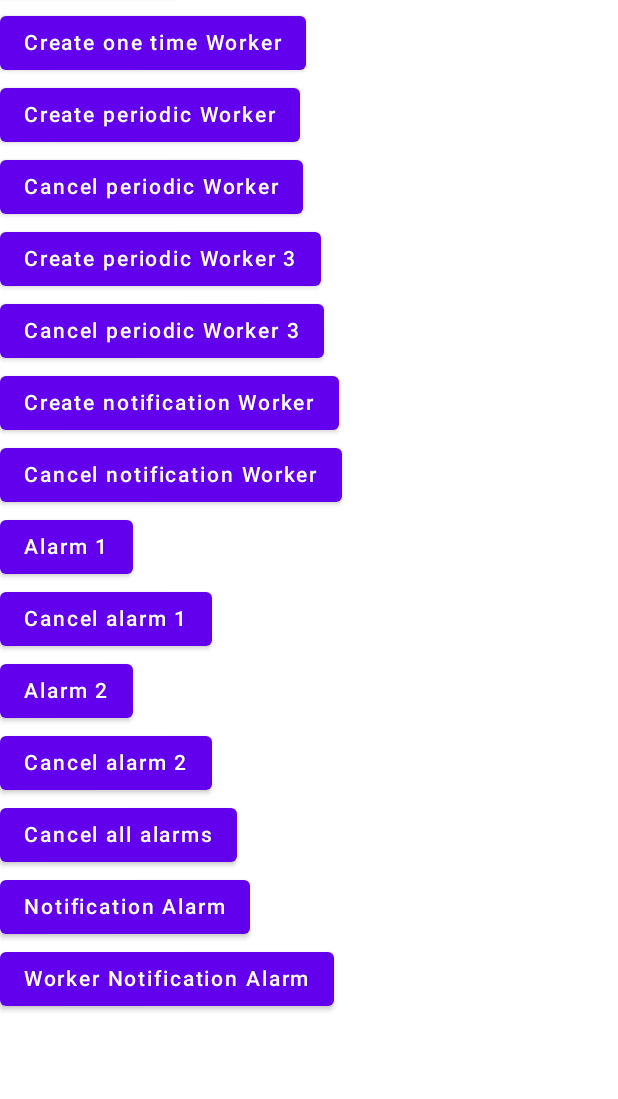
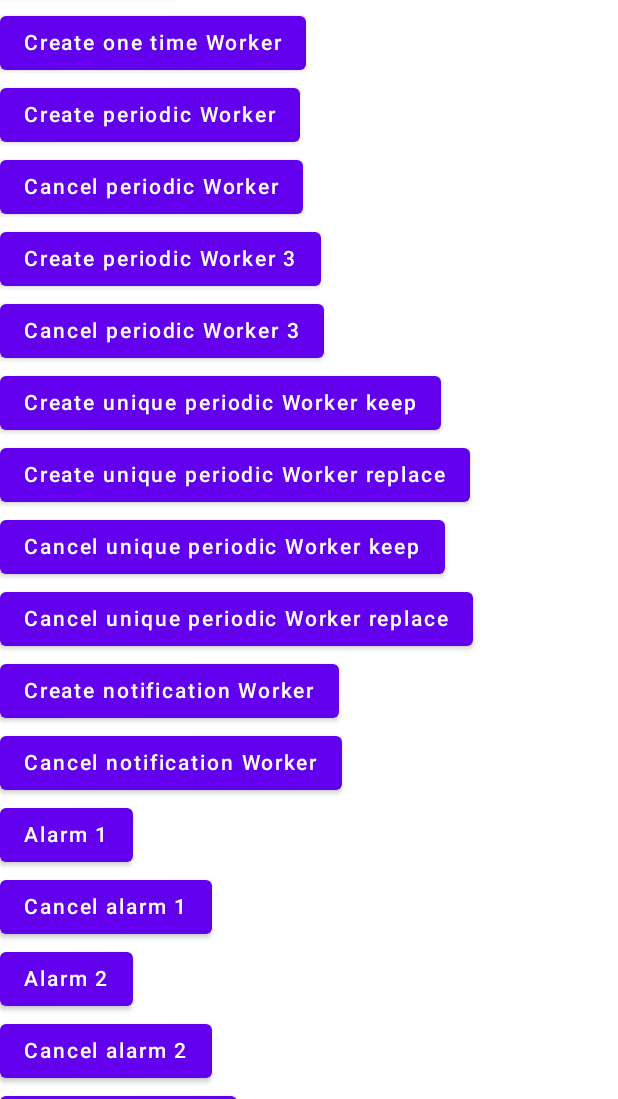
Before and after one commit to TheWire/notification_experiment, an Android app built with Jetpack Compose: the screen it shows after launch (MainActivity), on a phone screen of 412 x 824 dp, the part 137-1236 px from its top. Run offline under Robolectric (Android 15) with nearby library versions, the phone set to English and light mode, and no system bars.

Commit message:
unique periodic worker keep and replace policy

```diff
--- a/app/src/main/java/com/thewire/notification_experiment/MainActivity.kt
+++ b/app/src/main/java/com/thewire/notification_experiment/MainActivity.kt
@@ -20,11 +20,9 @@ import androidx.compose.material.Surface
 import androidx.compose.material.Text
 import androidx.compose.runtime.Composable
 import androidx.compose.ui.Modifier
-import androidx.work.Data
-import androidx.work.OneTimeWorkRequestBuilder
-import androidx.work.PeriodicWorkRequestBuilder
-import androidx.work.WorkManager
+import androidx.work.*
 import com.thewire.notification_experiment.ui.theme.Notification_experimentTheme
+import java.time.ZonedDateTime
 import java.util.concurrent.TimeUnit
 
 const val CHANNEL_ID = "MY_NOTIFICATION_CHANNEL"
@@ -58,6 +56,7 @@ class MainActivity : ComponentActivity() {
                         notificationAlarm = this::notificationAlarm,
                         addChannel = this::addChannel,
                         createWorker = this::createWorkManager,
+                        createUniqueScheduledWorkManager = this::createUniqueScheduledWorkManager,
                         createPeriodWorkManager = this::createScheduledWorkManager,
                         notificationWorker = this::notificationWorker,
                         workerNotificationAlarm = this::workerNotificationAlarm,
@@ -207,6 +206,23 @@ class MainActivity : ComponentActivity() {
         workManager.beginWith(workRequest).enqueue()
     }
 
+    private fun createUniqueScheduledWorkManager(
+        tag: String,
+        uniqueTag: String,
+        existingPeriodicWorkPolicy: ExistingPeriodicWorkPolicy
+    ) {
+        val workManager = WorkManager.getInstance(application)
+
+        val workRequest = PeriodicWorkRequestBuilder<MyBackgroundWorker>(15, TimeUnit.MINUTES)
+            .addTag(tag)
+            .build()
+        workManager.enqueueUniquePeriodicWork(
+            uniqueTag,
+            existingPeriodicWorkPolicy,
+            workRequest,
+        )
+    }
+
     private fun createScheduledWorkManager(tag: String) {
         val workManager = WorkManager.getInstance(application)
 
@@ -241,6 +257,7 @@ fun Notifier(
     notificationAlarm: () -> Unit,
     addChannel: () -> Unit,
     createWorker: () -> Unit,
+    createUniqueScheduledWorkManager: (String, String, ExistingPeriodicWorkPolicy) -> Unit,
     createPeriodWorkManager: (String) -> Unit,
     notificationWorker: (String) -> Unit,
     workerNotificationAlarm: (String) -> Unit,
@@ -283,6 +300,26 @@ fun Notifier(
             onClick = { cancelPeriodWorkManager("TEST_TAG3") }
         ) {
             Text("Cancel periodic Worker 3")
+        }
+        Button(
+            onClick = { createUniqueScheduledWorkManager("TEST_TAG5", "UNIQUE_WORKER_1", ExistingPeriodicWorkPolicy.KEEP) }
+        ) {
+            Text("Create unique periodic Worker keep")
+        }
+        Button(
+            onClick = { createUniqueScheduledWorkManager("TEST_TAG6", "UNIQUE_WORKER_2", ExistingPeriodicWorkPolicy.REPLACE) }
+        ) {
+            Text("Create unique periodic Worker replace")
+        }
+        Button(
+            onClick = { cancelPeriodWorkManager("TEST_TAG5") }
+        ) {
+            Text("Cancel unique periodic Worker keep")
+        }
+        Button(
+            onClick = { cancelPeriodWorkManager("TEST_TAG6") }
+        ) {
+            Text("Cancel unique periodic Worker replace")
         }
         Button(
             onClick = { notificationWorker("TEST_TAG4") }
--- a/build.gradle
+++ b/build.gradle
@@ -4,8 +4,8 @@ buildscript {
     }
 }// Top-level build file where you can add configuration options common to all sub-projects/modules.
 plugins {
-    id 'com.android.application' version '7.1.2' apply false
-    id 'com.android.library' version '7.1.2' apply false
+    id 'com.android.application' version '7.1.3' apply false
+    id 'com.android.library' version '7.1.3' apply false
     id 'org.jetbrains.kotlin.android' version '1.6.10' apply false
 }
 
```
